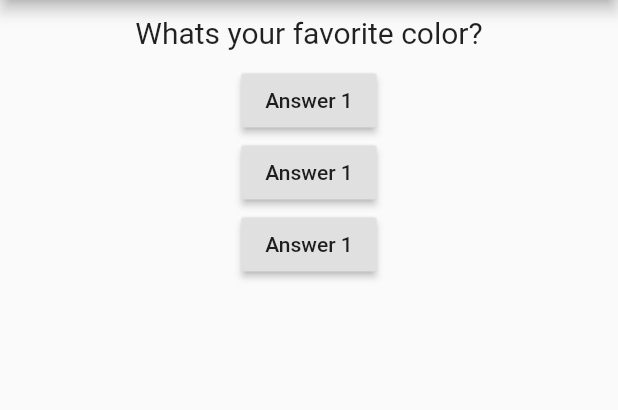
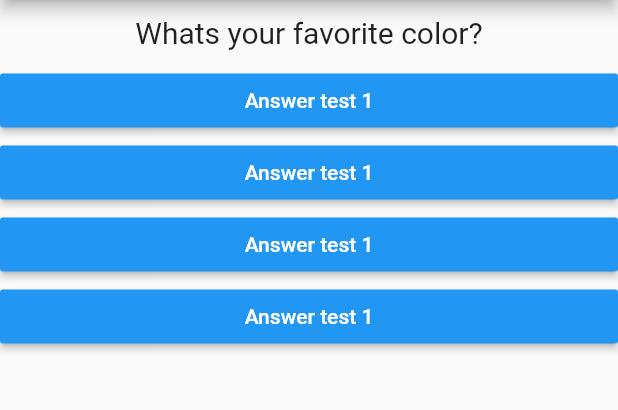
Before and after one commit to EndlessDev2016/flutter-first-app, a Flutter app: the screen it shows after launch, on a phone screen of 412 x 824 dp, the part 84-494 px from its top. Run offline on Flutter 3.47's test engine with Material 2 defaults, Android fonts, the phone set to English and light mode, and no system bars.

Commit message:
udemy section 44 end

```diff
--- /dev/null
+++ b/lib/answer.dart
@@ -0,0 +1,20 @@
+import 'package:flutter/material.dart';
+
+class Answer extends StatelessWidget {
+  final Function selectHandler;
+  final String answer;
+  Answer(this.selectHandler, this.answer);
+
+  @override
+  Widget build(BuildContext context) {
+    return Container(
+      width: double.infinity,
+      child: RaisedButton(
+        color: Colors.blue,
+        textColor: Colors.white,
+        child: Text('Answer test 1'),
+        onPressed: selectHandler,
+      ),
+    );
+  }
+}
--- a/lib/main.dart
+++ b/lib/main.dart
@@ -1,6 +1,7 @@
 import 'package:flutter/material.dart';
 
 import './question.dart';
+import './answer.dart';
 
 // void main() {
 //   runApp(MyApp());
@@ -14,7 +15,7 @@ class _MyApp extends StatefulWidget {
 }
 
 class __MyAppState extends State<_MyApp> {
-   var _questionIndex = 0;
+  var _questionIndex = 0;
 
   void _answerQuestion() {
     _questionIndex += 1;
@@ -25,8 +26,18 @@ class __MyAppState extends State<_MyApp> {
   @override
   Widget build(BuildContext context) {
     var questions = [
-      'What\s your favorite color?',
-      'What\s your favorite animal?',
+      {
+        'questionText': 'What\s your favorite color?',
+        'answers': ['Black', 'Red', 'Green', 'white']
+      },
+      {
+        'questionText': 'What\s your favorite color?',
+        'answers': ['Black', 'Red', 'Green', 'white']
+      },
+      {
+        'questionText': 'What\s your favorite instructor?',
+        'answers': ['Max1', 'Max2', 'Max3', 'Max4']
+      }
     ];
 
     return MaterialApp(
@@ -36,27 +47,10 @@ class __MyAppState extends State<_MyApp> {
         ),
         body: Column(
           children: [
-            Question(questions[_questionIndex]),
-            RaisedButton(
-              child: Text(
-                'Answer 1',
-              ),
-              onPressed: _answerQuestion,
-            ),
-            RaisedButton(
-              child: Text(
-                'Answer 1',
-              ),
-              onPressed: () => print('answer choson 2'),
-            ),
-            RaisedButton(
-              child: Text(
-                'Answer 1',
-              ),
-              onPressed: () {
-                print('answer choson 3');
-              },
-            ),
+            Question(questions[_questionIndex]['questionText']),
+            ...(questions[_questionIndex]['answers'] as List<String>).map((answer) {
+              return Answer(_answerQuestion, answer);
+            })
           ],
         ),
       ),
```
